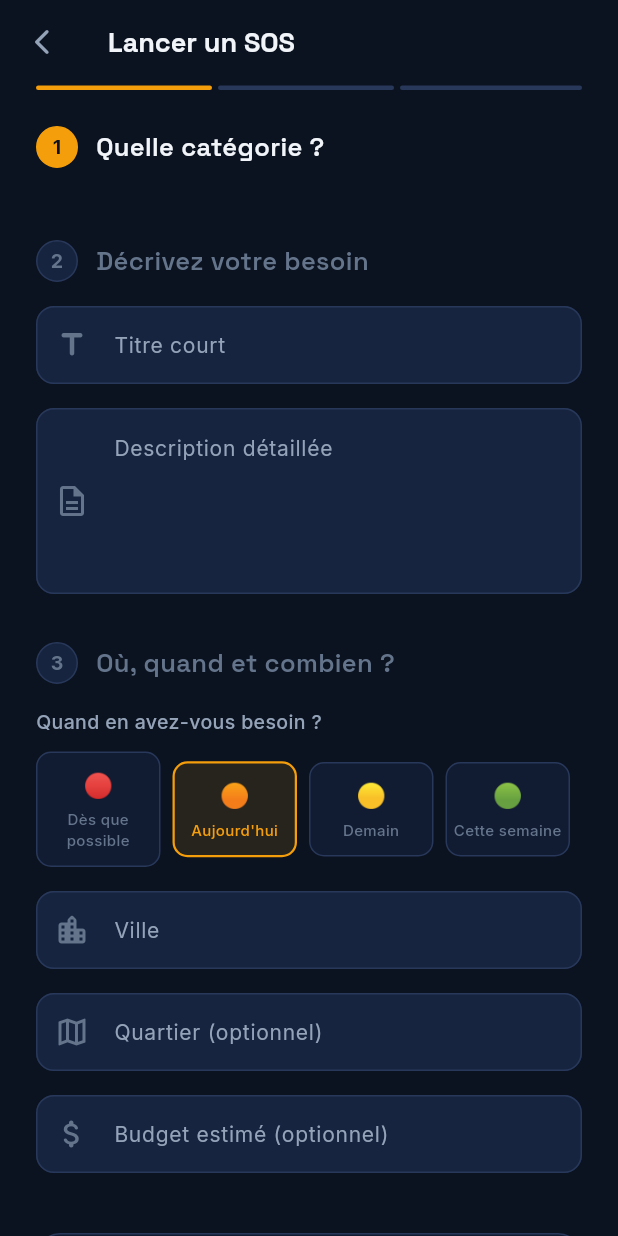
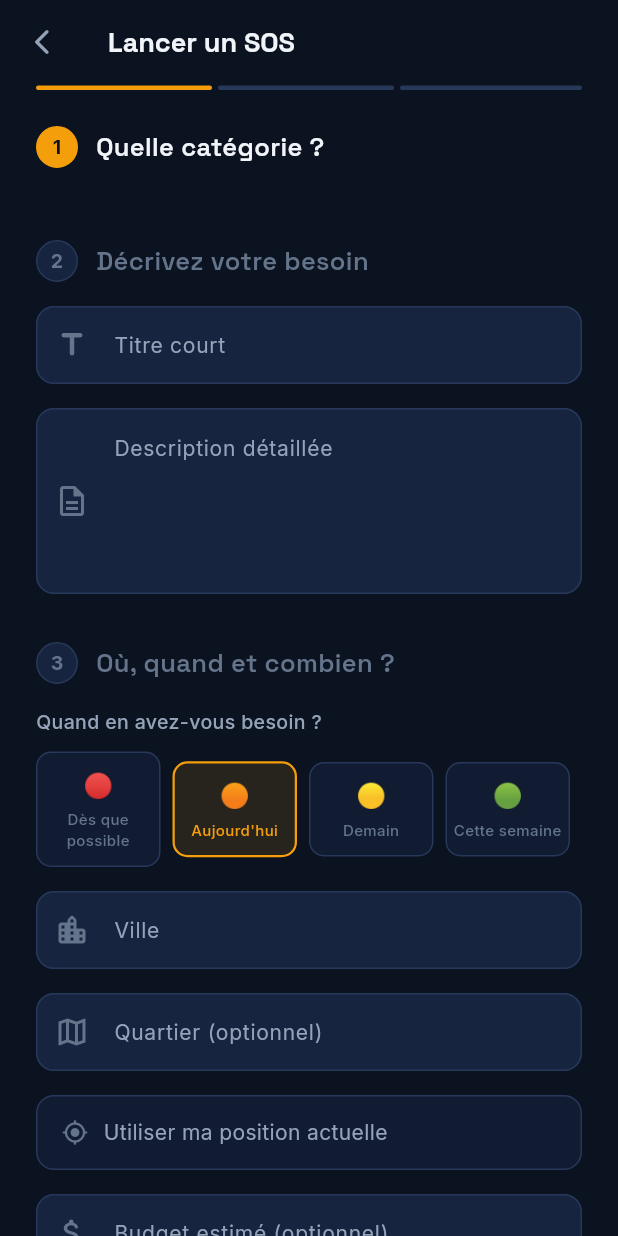
Before and after one commit to SoniaCorbin/SOS-BESOIN, a Flutter app: the RequestCreateScreen screen opened by its route, on a phone screen of 412 x 824 dp. Run offline on Flutter 3.47's test engine with Material 3 defaults, Android fonts, the phone set to English and light mode, and no system bars; our stand-ins replace firebase_core, firebase_messaging, flutter_riverpod, geolocator, go_router, google_fonts and 5 more; missing offline and left inert: flutter_stripe; accounts and stored records are empty.

Commit message:
feat(mobile): géolocalisation GPS - bouton position dans création de demande

```diff
--- a/lib/features/requests/providers/request_provider.dart
+++ b/lib/features/requests/providers/request_provider.dart
@@ -99,6 +99,8 @@ class RequestNotifier extends StateNotifier<AsyncValue<void>> {
     required String urgency,
     double? budget,
     String? neighborhood,
+    double? latitude,
+    double? longitude,
   }) async {
     try {
       state = const AsyncValue.loading();
@@ -116,6 +118,8 @@ class RequestNotifier extends StateNotifier<AsyncValue<void>> {
         'neighborhood': neighborhood,
         'urgency':      urgency,
         'status':       'open',
+        'latitude':     latitude,
+        'longitude':    longitude,
       });
 
       state = const AsyncValue.data(null);
--- a/lib/features/requests/screens/request_create_screen.dart
+++ b/lib/features/requests/screens/request_create_screen.dart
@@ -4,6 +4,8 @@ import 'package:go_router/go_router.dart';
 import '../../../../core/theme/app_colors.dart';
 import '../models/request_model.dart';
 import '../providers/request_provider.dart';
+import '../../../../core/services/geolocation_service.dart';
+import 'package:geolocator/geolocator.dart';
 
 class RequestCreateScreen extends ConsumerStatefulWidget {
   const RequestCreateScreen({super.key});
@@ -24,6 +26,9 @@ class _RequestCreateScreenState extends ConsumerState<RequestCreateScreen> {
   String? _selectedCategory;
   String  _selectedUrgency = 'today';
   int     _currentStep     = 0;
+  double? _latitude;
+  double? _longitude;
+  bool _locating = false;
 
   @override
   void dispose() {
@@ -33,6 +38,24 @@ class _RequestCreateScreenState extends ConsumerState<RequestCreateScreen> {
     _neighCtrl.dispose();
     _budgetCtrl.dispose();
     super.dispose();
+  }
+
+  Future<void> _useMyLocation() async {
+    setState(() => _locating = true);
+    final position = await GeolocationService.getCurrentPosition();
+    if (position != null) {
+      setState(() {
+        _latitude = position.latitude;
+        _longitude = position.longitude;
+      });
+    } else {
+      if (mounted) {
+        ScaffoldMessenger.of(context).showSnackBar(
+          const SnackBar(content: Text('Impossible d\'obtenir votre position. Vérifiez les permissions.')),
+        );
+      }
+    }
+    setState(() => _locating = false);
   }
 
   Future<void> _submit() async {
@@ -54,6 +77,8 @@ class _RequestCreateScreenState extends ConsumerState<RequestCreateScreen> {
           : _neighCtrl.text.trim(),
       urgency:      _selectedUrgency,
       budget:       double.tryParse(_budgetCtrl.text),
+      latitude:     _latitude,
+      longitude:    _longitude,
     );
 
     if (!mounted) return;
@@ -341,6 +366,49 @@ class _RequestCreateScreenState extends ConsumerState<RequestCreateScreen> {
                 ),
               ),
               const SizedBox(height: 16),
+              // Position GPS
+              GestureDetector(
+                onTap: _locating ? null : _useMyLocation,
+                child: Container(
+                  padding: const EdgeInsets.symmetric(horizontal: 16, vertical: 14),
+                  decoration: BoxDecoration(
+                    color: _latitude != null ? AppColors.greenSoft : AppColors.surface,
+                    borderRadius: BorderRadius.circular(12),
+                    border: Border.all(
+                      color: _latitude != null ? AppColors.green : AppColors.line2,
+                    ),
+                  ),
+                  child: Row(
+                    children: [
+                      Icon(
+                        _latitude != null ? Icons.check_circle_rounded : Icons.my_location_rounded,
+                        size: 18,
+                        color: _latitude != null ? AppColors.green : AppColors.textMute,
+                      ),
+                      const SizedBox(width: 10),
+                      Expanded(
+                        child: Text(
+                          _locating
+                              ? 'Localisation en cours...'
+                              : _latitude != null
+                              ? 'Position obtenue'
+                              : 'Utiliser ma position actuelle',
+                          style: TextStyle(
+                            fontSize: 14,
+                            color: _latitude != null ? AppColors.green : AppColors.textDim,
+                          ),
+                        ),
+                      ),
+                      if (_locating)
+                        const SizedBox(
+                          width: 16, height: 16,
+                          child: CircularProgressIndicator(strokeWidth: 2, color: AppColors.amber),
+                        ),
+                    ],
+                  ),
+                ),
+              ),
+              const SizedBox(height: 16),
               // Budget
               TextFormField(
                 controller: _budgetCtrl,
--- a/lib/main.dart
+++ b/lib/main.dart
@@ -33,6 +33,7 @@ Future<void> main() async {
     url: const String.fromEnvironment('SUPABASE_URL'),
     anonKey: const String.fromEnvironment('SUPABASE_ANON_KEY'),
   );
+  try {
     await Firebase.initializeApp(
       options: const FirebaseOptions(
         apiKey: "AIzaSyCk77lSKIwwLhP4ix7-0XJoi6LgoCVrsFE",
@@ -43,6 +44,9 @@ Future<void> main() async {
         appId: "1:379256786062:web:4243e2df5d9efe80310ddf",
       ),
     );
+  } catch (e) {
+    debugPrint('Firebase already initialized: $e');
+  }
   await NotificationService.init();
   await initOnboarding();
 
```
Also changed, not shown: lib/core/services/geolocation_service.dart (added, +48 -0 lines), lib/features/requests/screens/request_detail_screen.dart (+33 -29 lines). Lines whose indentation alone changed are shown as unchanged.
